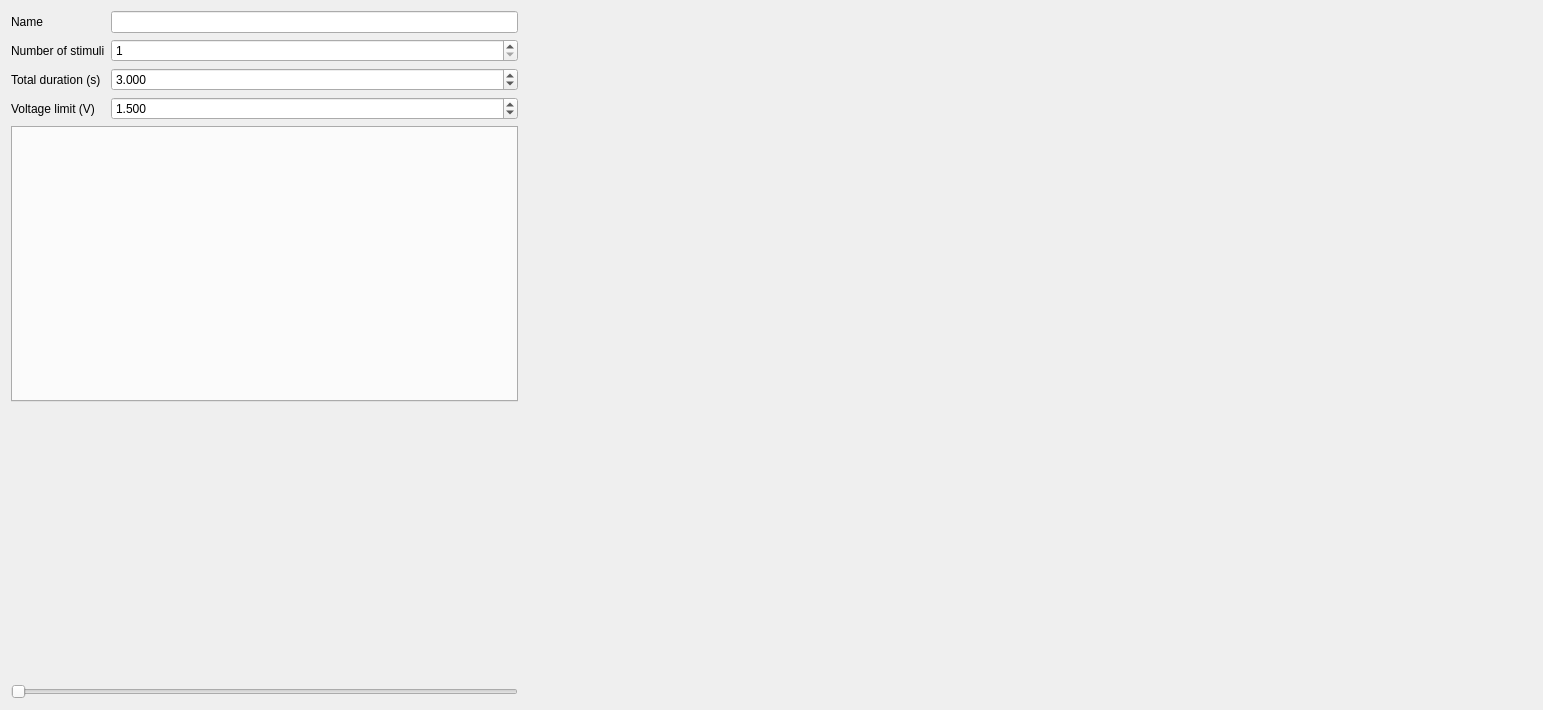
Before: the Qt Designer form app/window/pulse_window.ui in teuncm/wormenpracticum, drawn with Qt 5.
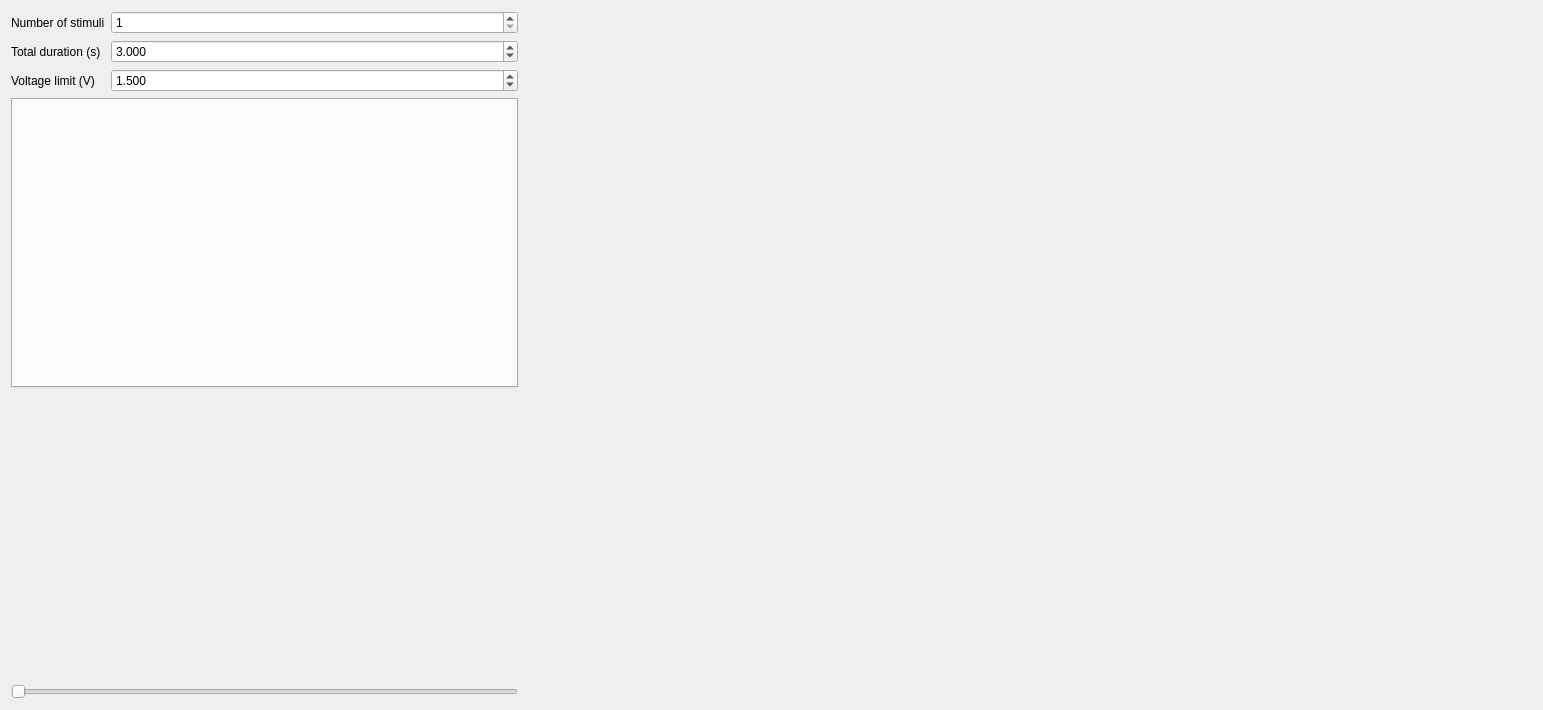
After: the same form once the commit is applied.

Commit message: Remove stimulus name, remove v limit enforcement on generator v bounds

Diff of the .ui file:
```diff
--- a/app/window/pulse_window.ui
+++ b/app/window/pulse_window.ui
@@ -19,23 +19,13 @@
      <item>
       <layout class="QFormLayout" name="formLayout">
        <item row="0" column="0">
-        <widget class="QLabel" name="nameLabel">
-         <property name="text">
-          <string>Name</string>
-         </property>
-        </widget>
-       </item>
-       <item row="0" column="1">
-        <widget class="QLineEdit" name="nameLineEdit"/>
-       </item>
-       <item row="1" column="0">
         <widget class="QLabel" name="nLabel">
          <property name="text">
           <string>Number of stimuli</string>
          </property>
         </widget>
        </item>
-       <item row="1" column="1">
+       <item row="0" column="1">
         <widget class="QSpinBox" name="nSpinBox">
          <property name="minimum">
           <number>1</number>
@@ -45,14 +35,14 @@
          </property>
         </widget>
        </item>
-       <item row="2" column="0">
+       <item row="1" column="0">
         <widget class="QLabel" name="durLabel">
          <property name="text">
           <string>Total duration (s)</string>
          </property>
         </widget>
        </item>
-       <item row="2" column="1">
+       <item row="1" column="1">
         <widget class="QDoubleSpinBox" name="durSpinBox">
          <property name="decimals">
           <number>3</number>
@@ -68,14 +58,14 @@
          </property>
         </widget>
        </item>
-       <item row="3" column="0">
+       <item row="2" column="0">
         <widget class="QLabel" name="limitLabel">
          <property name="text">
           <string>Voltage limit (V)</string>
          </property>
         </widget>
        </item>
-       <item row="3" column="1">
+       <item row="2" column="1">
         <widget class="QDoubleSpinBox" name="limitSpinBox">
          <property name="decimals">
           <number>3</number>
```
The commit also changes 2 other files.
